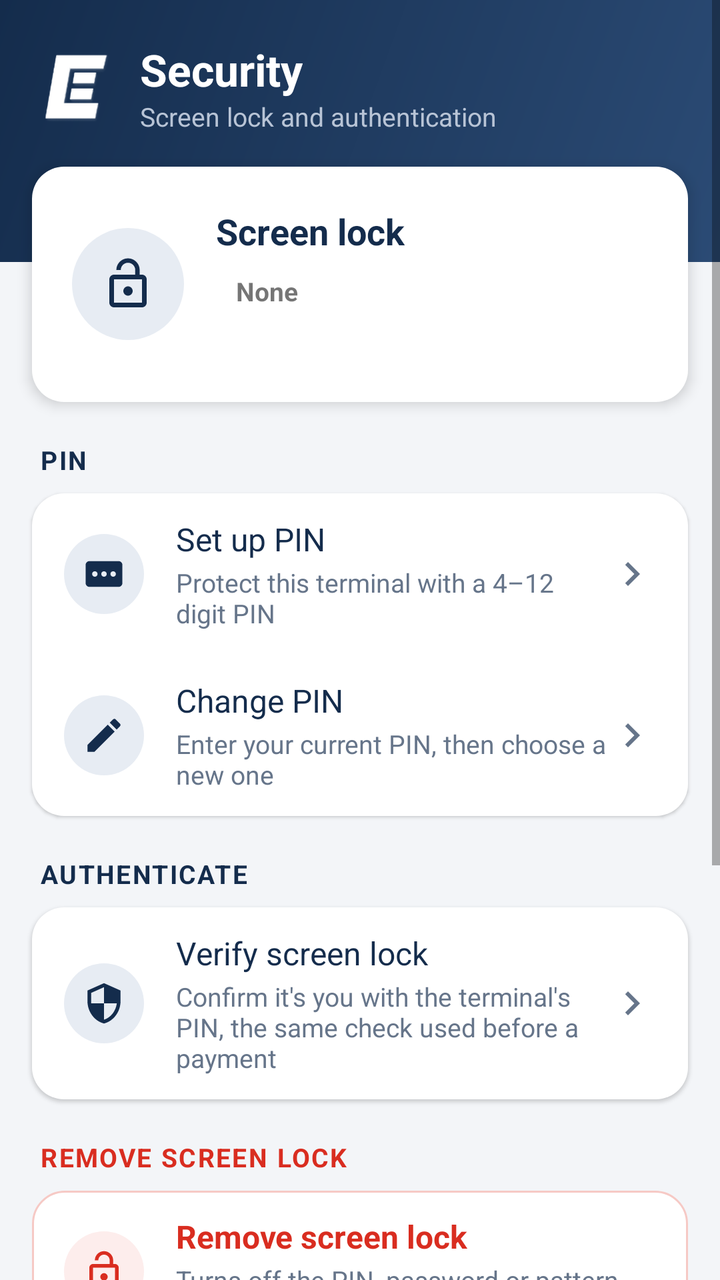
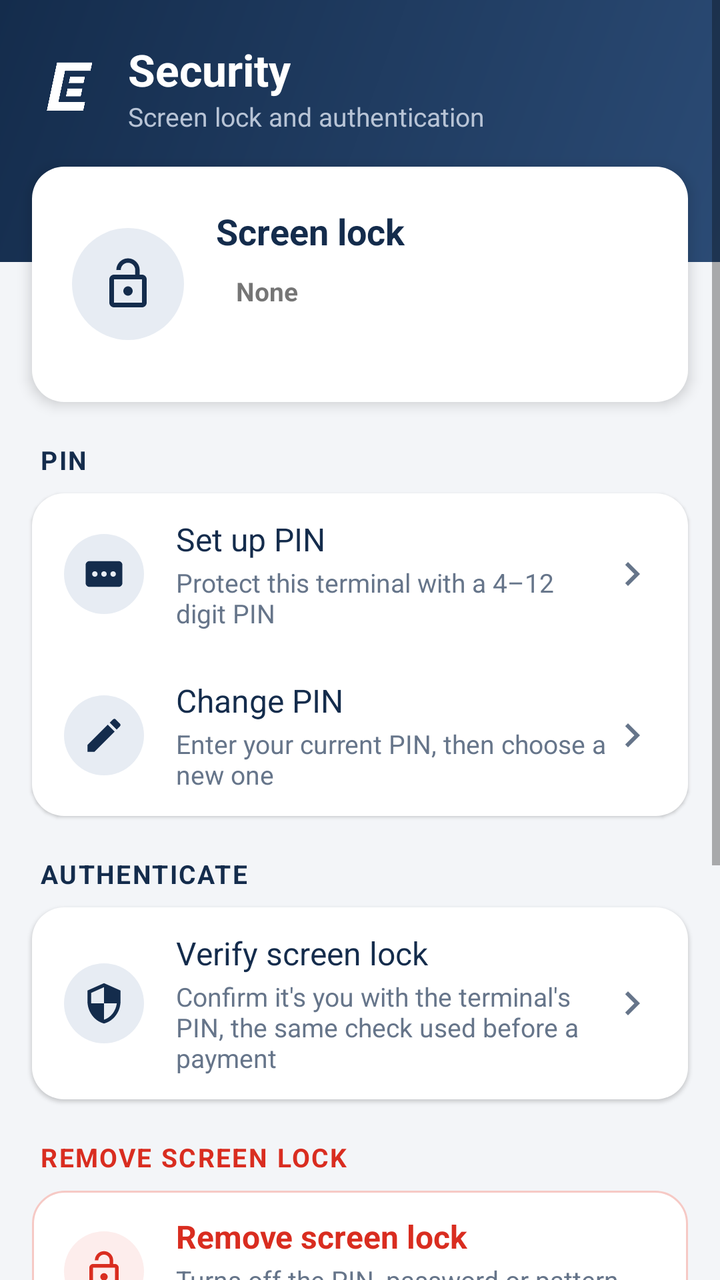

An Android layout rendered at two revisions. The XML below is the earlier revision; the diff shows what the commit changed to produce the second picture.
<!-- AndroidManifest.xml: activity theme AppTheme.Settings -->
<!-- res/layout/activity_settings.xml -->
<?xml version="1.0" encoding="utf-8"?>
<ScrollView xmlns:android="http://schemas.android.com/apk/res/android"
    android:layout_width="match_parent"
    android:layout_height="match_parent"
    android:background="@color/bg"
    android:fillViewport="true">

    <LinearLayout
        android:layout_width="match_parent"
        android:layout_height="wrap_content"
        android:orientation="vertical"
        android:paddingBottom="28dp">

        
        <LinearLayout
            android:layout_width="match_parent"
            android:layout_height="wrap_content"
            android:background="@drawable/bg_header"
            android:gravity="center_vertical"
            android:orientation="horizontal"
            android:paddingStart="20dp"
            android:paddingTop="20dp"
            android:paddingEnd="20dp"
            android:paddingBottom="64dp">

            <ImageView
                android:layout_width="36dp"
                android:layout_height="36dp"
                android:contentDescription="Exto"
                android:scaleType="fitCenter"
                android:src="@drawable/exto_logo" />

            <LinearLayout
                android:layout_width="0dp"
                android:layout_height="wrap_content"
                android:layout_marginStart="14dp"
                android:layout_weight="1"
                android:orientation="vertical">

                <TextView
                    android:layout_width="wrap_content"
                    android:layout_height="wrap_content"
                    android:text="Security"
                    android:textColor="@color/on_primary"
                    android:textSize="22sp"
                    android:textStyle="bold" />

                <TextView
                    android:layout_width="wrap_content"
                    android:layout_height="wrap_content"
                    android:text="Screen lock and authentication"
                    android:textColor="@color/on_primary_muted"
                    android:textSize="13sp" />
            </LinearLayout>
        </LinearLayout>

        
        <LinearLayout
            android:layout_width="match_parent"
            android:layout_height="wrap_content"
            android:layout_marginStart="16dp"
            android:layout_marginTop="-48dp"
            android:layout_marginEnd="16dp"
            android:background="@drawable/bg_card"
            android:elevation="4dp"
            android:gravity="center_vertical"
            android:orientation="horizontal"
            android:padding="20dp">

            <ImageView
                android:id="@+id/ivStatus"
                android:layout_width="56dp"
                android:layout_height="56dp"
                android:background="@drawable/bg_icon_circle"
                android:contentDescription="@null"
                android:padding="14dp"
                android:src="@drawable/ic_lock_open"
                android:tint="@color/primary" />

            <LinearLayout
                android:layout_width="0dp"
                android:layout_height="wrap_content"
                android:layout_marginStart="16dp"
                android:layout_weight="1"
                android:orientation="vertical">

                <TextView
                    android:layout_width="wrap_content"
                    android:layout_height="wrap_content"
                    android:text="Screen lock"
                    android:textColor="@color/text_primary"
                    android:textSize="18sp"
                    android:textStyle="bold" />

                <TextView
                    android:id="@+id/tvStatus"
                    android:layout_width="wrap_content"
                    android:layout_height="wrap_content"
                    android:layout_marginTop="6dp"
                    android:paddingStart="10dp"
                    android:paddingTop="3dp"
                    android:paddingEnd="10dp"
                    android:paddingBottom="3dp"
                    android:text="None"
                    android:textSize="13sp"
                    android:textStyle="bold" />

                <TextView
                    android:id="@+id/tvStatusDetail"
                    android:layout_width="match_parent"
                    android:layout_height="wrap_content"
                    android:layout_marginTop="6dp"
                    android:textColor="@color/text_secondary"
                    android:textSize="13sp" />
            </LinearLayout>
        </LinearLayout>

        
        <TextView
            style="@style/SectionHeader"
            android:text="PIN" />

        <LinearLayout
            android:layout_width="match_parent"
            android:layout_height="wrap_content"
            android:layout_marginStart="16dp"
            android:layout_marginEnd="16dp"
            android:background="@drawable/bg_card"
            android:elevation="1dp"
            android:orientation="vertical">

            <LinearLayout
                android:id="@+id/rowSetup"
                style="@style/Row">

                <ImageView
                    style="@style/RowIcon"
                    android:contentDescription="@null"
                    android:src="@drawable/ic_pin" />

                <LinearLayout
                    android:layout_width="0dp"
                    android:layout_height="wrap_content"
                    android:layout_weight="1"
                    android:orientation="vertical">

                    <TextView
                        style="@style/RowTitle"
                        android:text="Set up PIN" />

                    <TextView
                        style="@style/RowSummary"
                        android:text="Protect this terminal with a 4–12 digit PIN" />
                </LinearLayout>

                <ImageView
                    android:layout_width="24dp"
                    android:layout_height="24dp"
                    android:contentDescription="@null"
                    android:src="@drawable/ic_chevron"
                    android:tint="@color/text_secondary" />
            </LinearLayout>

            <LinearLayout
                android:id="@+id/rowChange"
                style="@style/Row">

                <ImageView
                    style="@style/RowIcon"
                    android:contentDescription="@null"
                    android:src="@drawable/ic_edit" />

                <LinearLayout
                    android:layout_width="0dp"
                    android:layout_height="wrap_content"
                    android:layout_weight="1"
                    android:orientation="vertical">

                    <TextView
                        style="@style/RowTitle"
                        android:text="Change PIN" />

                    <TextView
                        style="@style/RowSummary"
                        android:text="Enter your current PIN, then choose a new one" />
                </LinearLayout>

                <ImageView
                    android:layout_width="24dp"
                    android:layout_height="24dp"
                    android:contentDescription="@null"
                    android:src="@drawable/ic_chevron"
                    android:tint="@color/text_secondary" />
            </LinearLayout>
        </LinearLayout>

        
        <TextView
            style="@style/SectionHeader"
            android:text="Authenticate" />

        <LinearLayout
            android:layout_width="match_parent"
            android:layout_height="wrap_content"
            android:layout_marginStart="16dp"
            android:layout_marginEnd="16dp"
            android:background="@drawable/bg_card"
            android:elevation="1dp"
            android:orientation="vertical">

            <LinearLayout
                android:id="@+id/rowAuth"
                style="@style/Row">

                <ImageView
                    style="@style/RowIcon"
                    android:contentDescription="@null"
                    android:src="@drawable/ic_verified_user" />

                <LinearLayout
                    android:layout_width="0dp"
                    android:layout_height="wrap_content"
                    android:layout_weight="1"
                    android:orientation="vertical">

                    <TextView
                        android:id="@+id/tvAuthTitle"
                        style="@style/RowTitle"
                        android:text="Verify screen lock" />

                    <TextView
                        android:id="@+id/tvAuthSummary"
                        style="@style/RowSummary"
                        android:text="Confirm it's you with the terminal's PIN, the same check used before a payment" />

                    <TextView
                        android:id="@+id/tvAuthResult"
                        android:layout_width="wrap_content"
                        android:layout_height="wrap_content"
                        android:layout_marginTop="8dp"
                        android:paddingStart="10dp"
                        android:paddingTop="3dp"
                        android:paddingEnd="10dp"
                        android:paddingBottom="3dp"
                        android:textSize="12sp"
                        android:textStyle="bold"
                        android:visibility="gone" />
                </LinearLayout>

                <ImageView
                    android:id="@+id/ivAuthChevron"
                    android:layout_width="24dp"
                    android:layout_height="24dp"
                    android:contentDescription="@null"
                    android:src="@drawable/ic_chevron"
                    android:tint="@color/text_secondary" />
            </LinearLayout>
        </LinearLayout>

        
        <TextView
            android:id="@+id/headerRemove"
            style="@style/SectionHeader"
            android:text="Remove screen lock"
            android:textColor="@color/danger" />

        <LinearLayout
            android:id="@+id/cardRemove"
            android:layout_width="match_parent"
            android:layout_height="wrap_content"
            android:layout_marginStart="16dp"
            android:layout_marginEnd="16dp"
            android:background="@drawable/bg_card_danger"
            android:orientation="vertical">

            <LinearLayout
                android:id="@+id/rowRemove"
                style="@style/Row">

                <ImageView
                    style="@style/RowIcon"
                    android:background="@drawable/bg_icon_circle_danger"
                    android:contentDescription="@null"
                    android:src="@drawable/ic_lock_open"
                    android:tint="@color/danger" />

                <LinearLayout
                    android:layout_width="0dp"
                    android:layout_height="wrap_content"
                    android:layout_weight="1"
                    android:orientation="vertical">

                    <TextView
                        style="@style/RowTitle"
                        android:text="Remove screen lock"
                        android:textColor="@color/danger"
                        android:textStyle="bold" />

                    <TextView
                        android:id="@+id/tvRemoveSummary"
                        style="@style/RowSummary"
                        android:text="Turns off the PIN, password or pattern. You'll confirm the current lock first." />
                </LinearLayout>
            </LinearLayout>
        </LinearLayout>

        <TextView
            android:id="@+id/tvRemoveNote"
            android:layout_width="match_parent"
            android:layout_height="wrap_content"
            android:paddingStart="20dp"
            android:paddingTop="8dp"
            android:paddingEnd="20dp"
            android:text="After removing it, anyone can unlock this terminal, and payments that need a screen-lock check will stop working until a new lock is set."
            android:textColor="@color/text_secondary"
            android:textSize="12sp" />

        
        <TextView
            style="@style/SectionHeader"
            android:text="Lock screen" />

        <LinearLayout
            android:layout_width="match_parent"
            android:layout_height="wrap_content"
            android:layout_marginStart="16dp"
            android:layout_marginEnd="16dp"
            android:background="@drawable/bg_card"
            android:elevation="1dp"
            android:orientation="vertical">

            <LinearLayout
                android:id="@+id/rowMessage"
                style="@style/Row">

                <ImageView
                    style="@style/RowIcon"
                    android:contentDescription="@null"
                    android:src="@drawable/ic_message" />

                <LinearLayout
                    android:layout_width="0dp"
                    android:layout_height="wrap_content"
                    android:layout_weight="1"
                    android:orientation="vertical">

                    <TextView
                        style="@style/RowTitle"
                        android:text="Lock screen message" />

                    <TextView
                        android:id="@+id/tvMessage"
                        style="@style/RowSummary"
                        android:ellipsize="end"
                        android:maxLines="2"
                        android:text="Loading…" />
                </LinearLayout>
            </LinearLayout>

            <View
                android:layout_width="match_parent"
                android:layout_height="1dp"
                android:layout_marginStart="72dp"
                android:background="@color/divider" />

            <LinearLayout
                android:id="@+id/rowNotifications"
                style="@style/Row">

                <ImageView
                    style="@style/RowIcon"
                    android:contentDescription="@null"
                    android:src="@drawable/ic_notifications" />

                <LinearLayout
                    android:layout_width="0dp"
                    android:layout_height="wrap_content"
                    android:layout_weight="1"
                    android:orientation="vertical">

                    <TextView
                        style="@style/RowTitle"
                        android:text="Notifications on lock screen" />

                    <TextView
                        android:id="@+id/tvNotifications"
                        style="@style/RowSummary"
                        android:text="Loading…" />
                </LinearLayout>
            </LinearLayout>
        </LinearLayout>
    </LinearLayout>
</ScrollView>
<!-- resources referenced by this layout -->
<resources>
  <color name="bg">#F3F5F8</color>
  <color name="danger">#D92D20</color>
  <color name="divider">#E3E8EF</color>
  <color name="on_primary">#FFFFFF</color>
  <color name="on_primary_muted">#B8C4D6</color>
  <color name="primary">#142C4C</color>
  <color name="text_primary">#142C4C</color>
  <color name="text_secondary">#66758A</color>
  <!-- drawable bg_card (drawable) -->
  <?xml version="1.0" encoding="utf-8"?>
  <shape xmlns:android="http://schemas.android.com/apk/res/android">
      <solid android:color="@color/surface" />
      <corners android:radius="16dp" />
  </shape>
  <!-- drawable bg_card_danger (drawable) -->
  <?xml version="1.0" encoding="utf-8"?>
  <shape xmlns:android="http://schemas.android.com/apk/res/android">
      <solid android:color="@color/surface" />
      <stroke android:width="1dp" android:color="@color/danger_border" />
      <corners android:radius="16dp" />
  </shape>
  <!-- drawable bg_header (drawable) -->
  <?xml version="1.0" encoding="utf-8"?>
  <shape xmlns:android="http://schemas.android.com/apk/res/android">
      <gradient android:angle="315" android:startColor="@color/primary" android:endColor="@color/primary_light" />
  </shape>
  <!-- drawable bg_icon_circle (drawable) -->
  <?xml version="1.0" encoding="utf-8"?>
  <shape xmlns:android="http://schemas.android.com/apk/res/android" android:shape="oval">
      <solid android:color="@color/primary_soft" />
  </shape>
  <!-- drawable bg_icon_circle_danger (drawable) -->
  <?xml version="1.0" encoding="utf-8"?>
  <shape xmlns:android="http://schemas.android.com/apk/res/android" android:shape="oval">
      <solid android:color="@color/danger_soft" />
  </shape>
  <!-- drawable exto_logo: png bitmap (drawable-nodpi, 20528 bytes) -->
  <!-- drawable ic_chevron (drawable) -->
  <?xml version="1.0" encoding="utf-8"?>
  <vector xmlns:android="http://schemas.android.com/apk/res/android"
      android:width="24dp" android:height="24dp"
      android:viewportWidth="24" android:viewportHeight="24">
      <path android:fillColor="#FF000000" android:pathData="M10,6L8.59,7.41 13.17,12l-4.58,4.59L10,18l6,-6z" />
  </vector>
  <!-- drawable ic_message (drawable) -->
  <?xml version="1.0" encoding="utf-8"?>
  <vector xmlns:android="http://schemas.android.com/apk/res/android"
      android:width="24dp" android:height="24dp"
      android:viewportWidth="24" android:viewportHeight="24">
      <path android:fillColor="#FF000000" android:pathData="M20,2H4c-1.1,0 -2,0.9 -2,2v18l4,-4h14c1.1,0 2,-0.9 2,-2V4c0,-1.1 -0.9,-2 -2,-2zM18,14H6v-2h12v2zM18,11H6V9h12v2zM18,8H6V6h12v2z" />
  </vector>
  <style name="RowIcon">
          <item name="android:layout_width">40dp</item>
          <item name="android:layout_height">40dp</item>
          <item name="android:padding">9dp</item>
          <item name="android:layout_marginEnd">16dp</item>
          <item name="android:background">@drawable/bg_icon_circle</item>
          <item name="android:tint">@color/primary</item>
      </style>
  <style name="RowSummary">
          <item name="android:layout_width">match_parent</item>
          <item name="android:layout_height">wrap_content</item>
          <item name="android:layout_marginTop">2dp</item>
          <item name="android:textColor">@color/text_secondary</item>
          <item name="android:textSize">13sp</item>
      </style>
  <style name="RowTitle">
          <item name="android:layout_width">match_parent</item>
          <item name="android:layout_height">wrap_content</item>
          <item name="android:textColor">@color/text_primary</item>
          <item name="android:textSize">16sp</item>
      </style>
  <color name="surface">#FFFFFF</color>
  <color name="danger_border">#F6C9C5</color>
  <color name="primary_light">#2B4B75</color>
  <color name="primary_soft">#E7ECF3</color>
  <color name="danger_soft">#FDEDEC</color>
  <style name="AppDialog" parent="@android:style/Theme.Material.Light.Dialog.Alert">
          <item name="android:colorAccent">@color/primary</item>
      </style>
  <!-- unchanged entries left out for length: 8 -->
</resources>

<!-- the commit's change to res/layout/activity_settings.xml (unified diff, before → after) -->
@@ -24,11 +24,11 @@
             android:paddingBottom="64dp">
 
             <ImageView
-                android:layout_width="36dp"
-                android:layout_height="36dp"
+                android:layout_width="30dp"
+                android:layout_height="40dp"
                 android:contentDescription="Exto"
                 android:scaleType="fitCenter"
-                android:src="@drawable/exto_logo" />
+                android:src="@drawable/exto_logo_white" />
 
             <LinearLayout
                 android:layout_width="0dp"
<!-- resource entries referenced after the edit -->
@@ -36,7 +36,7 @@
   <shape xmlns:android="http://schemas.android.com/apk/res/android" android:shape="oval">
       <solid android:color="@color/danger_soft" />
   </shape>
-  <!-- drawable exto_logo: png bitmap (drawable-nodpi, 20528 bytes) -->
+  <!-- drawable exto_logo_white: png bitmap (drawable, 39425 bytes) -->
   <!-- drawable ic_chevron (drawable) -->
   <?xml version="1.0" encoding="utf-8"?>
   <vector xmlns:android="http://schemas.android.com/apk/res/android"
